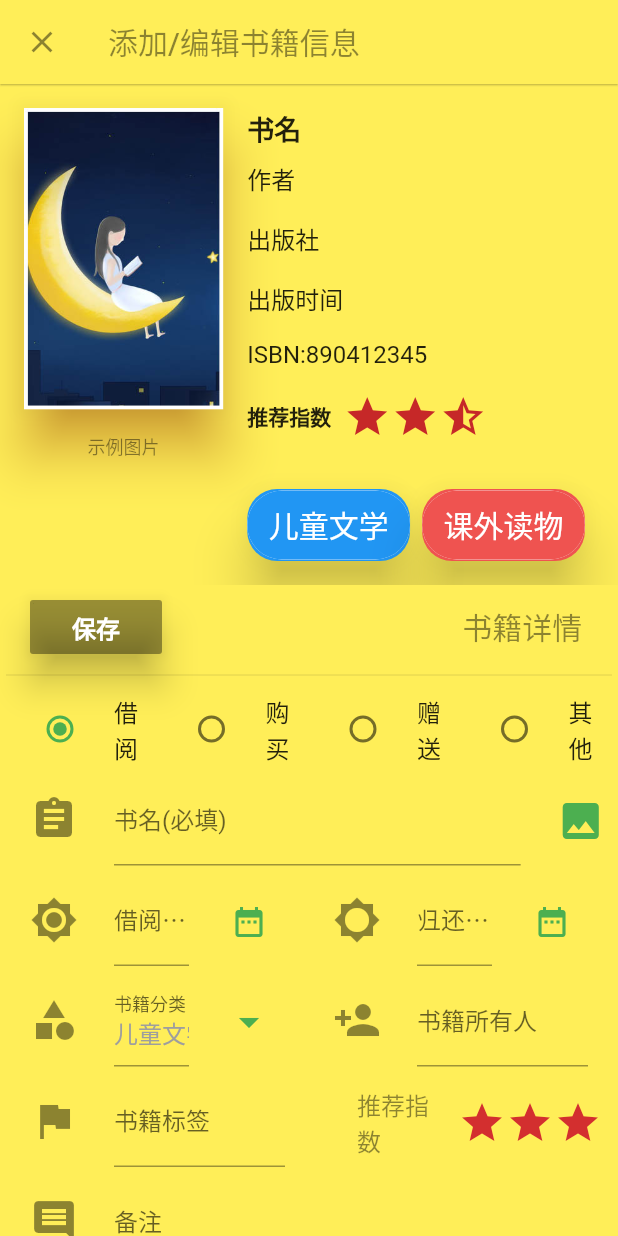
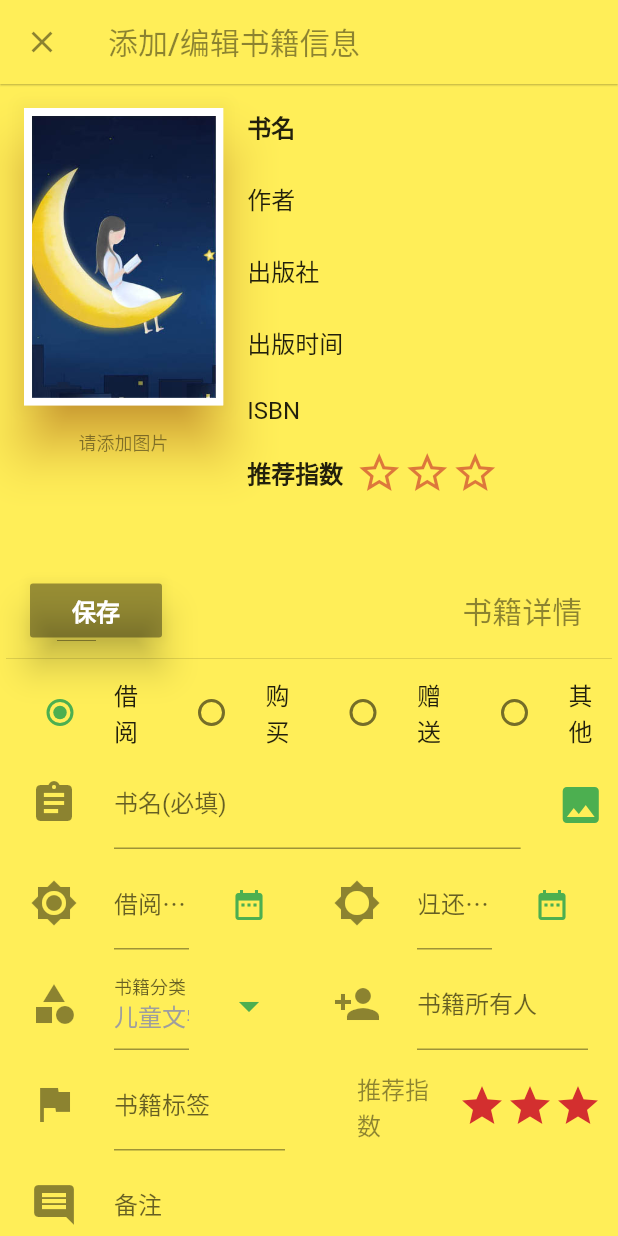
Before and after one commit to xuHarry9809/BookManager, a Flutter app: the AddBookForm screen opened by its route, on a phone screen of 412 x 824 dp. Run offline on Flutter 3.47's test engine with Material 2 defaults, Android fonts, the phone set to English and light mode, and no system bars; drawn by our look-alikes of smooth_star_rating; our stand-ins replace dio, flutter_datetime_picker, fluttertoast, image_picker, sqflite, transparent_image; accounts and stored records are empty; network calls fail.

Commit message:
initial project

```diff
--- a/lib/app_widget/forms/addbook_form.dart
+++ b/lib/app_widget/forms/addbook_form.dart
@@ -6,7 +6,7 @@ import 'package:flutter/services.dart';
 import 'package:image_picker/image_picker.dart';
 import 'package:transparent_image/transparent_image.dart';
 import 'package:smooth_star_rating/smooth_star_rating.dart';
-
+import 'package:fluttertoast/fluttertoast.dart';
 //import 'package:flutter_date_picker/flutter_date_picker.dart';
 import 'package:flutter_datetime_picker/flutter_datetime_picker.dart';
 import '../custcontroller/rating_bar.dart';
@@ -45,6 +45,8 @@ class AddBookFormState extends State<AddBookForm> {
   TextEditingController flag_controller = new TextEditingController();
   TextEditingController remark_controller = new TextEditingController();
 
+  File _image;
+  String _image_tip = '请添加图片';
   static List<String> category_texts = [];
 
   TextCombox categroyCombo =
@@ -54,6 +56,7 @@ class AddBookFormState extends State<AddBookForm> {
   double favor_rating = 5;
   bool _isSaveButtonEnabled = false;
   bool _isBorrowType = true;
+
 
   @override
   void initState() {
@@ -68,7 +71,7 @@ class AddBookFormState extends State<AddBookForm> {
   }
 
   void initData() {
-    //borrowtime_controller.text = DateFormat('yyyy-MM-dd').format(DateTime.now());
+
     dbutil.getAllBookCategory().then((categorynodes) {
       setState(() {
         category_texts.clear();
@@ -81,87 +84,85 @@ class AddBookFormState extends State<AddBookForm> {
     });
   }
 
-  List<Widget> _buildWidget() {
-    widget_list = [];
-    widget_list..addAll(_buildBookBaseInfo());
-  }
-
-  Widget _previewImage() {
-    return FutureBuilder<File>(
-        future: _imageFile,
-        builder: (BuildContext context, AsyncSnapshot<File> snapshot) {
-          if (snapshot.connectionState == ConnectionState.done &&
-              snapshot.data != null) {
-            return Image.file(snapshot.data);
-          } else if (snapshot.error != null) {
-            return new Icon(Icons.book, size: 144);
-          } else {
-            return new Image(
-              image: AssetImage('image/bookcover.jpg'),
-              fit: BoxFit.cover,
-            );
-          }
-        });
-  }
-
-  List<Widget> _buildBookBaseInfo() {
-    return [
-      new Column(
-        children: <Widget>[
-          new Container(
-            child: _previewImage(),
-          ),
-        ],
-      )
-    ];
-  }
-
   Widget _buildTopRight() {
     return Column(
       crossAxisAlignment: CrossAxisAlignment.start,
       children: <Widget>[
-        text('书名',
-            //color: Colors.white,
-            size: 18,
-            isBold: true,
-            padding: EdgeInsets.only(top: 16.0)),
-        text(
-          '作者',
-          //  color: Colors.white,
-          size: 16,
-          padding: EdgeInsets.only(top: 8.0, bottom: 16.0),
-        ),
-        text(
-          '出版社',
-          // color: Colors.white,
-          size: 16,
-          padding: EdgeInsets.only(top: 0, bottom: 16.0),
-        ),
-        text(
-          '出版时间',
-          //   color: Colors.white,
-          size: 16,
-          padding: EdgeInsets.only(top: 0, bottom: 16.0),
-        ),
-        text(
-          'ISBN:890412345',
-          //  color: Colors.white,
-          size: 16,
-          padding: EdgeInsets.only(top: 0, bottom: 16.0),
-        ),
+        _buildtextline('书名',0),
+        _buildtextline('作者',1),
+        _buildtextline('出版社',2),
+        _buildtextline('出版时间',3),
+        _buildtextline('ISBN',4),
         Row(
           children: <Widget>[
             text(
               '推荐指数',
+              size: 16,
               isBold: true,
               padding: EdgeInsets.only(right: 8.0),
             ),
-            RatingBar(color: Colors.red[800], starCount: 3, rating: 2.5)
+            RatingBar(color: Colors.red[800], starCount: 3, rating: widget.bookinfo == null? 0:widget.bookinfo.favor_rate)
           ],
         ),
         SizedBox(height: 32.0),
         Row(
-          children: <Widget>[
+          children: _buildcategoryandflags()
+        )
+      ],
+    );
+  }
+
+  Widget _buildtextline(String default_text,int info_type) {
+
+      bool _isBold = false;
+      double top_margin = 8.0;
+
+      if(info_type == 0) {
+        top_margin = 16.0;
+        _isBold = true;
+      }
+
+      if (widget.bookinfo == null) {
+        return text(
+          default_text,
+          size: 16,
+          isBold: _isBold,
+          padding: EdgeInsets.only(top: top_margin, bottom: 16.0),
+        );
+      } else {
+        String text_val = '';
+        switch(info_type) {
+          case 0:
+            text_val = widget.bookinfo.bookname;
+            break;
+          case 1:
+            text_val = widget.bookinfo.author;
+            break;
+          case 2:
+            text_val = widget.bookinfo.publishing;
+            break;
+          case 3:
+            text_val = widget.bookinfo.public_time;
+            break;
+          case 4:
+            text_val = widget.bookinfo.ISBN;
+            break;
+        }
+        if(text_val.length > 0)
+          return text(
+              text_val,
+              isBold: _isBold,
+              size: 16,
+              padding: EdgeInsets.only(top: top_margin, bottom: 16.0),
+          );
+        else
+          return Container(width:0,height:0);
+      }
+  }
+
+  List<Widget> _buildcategoryandflags(){
+     if(widget.bookinfo != null){
+       return [
          Material(
            borderRadius: BorderRadius.circular(20.0),
            shadowColor: Colors.black87,
@@ -170,7 +171,7 @@ class AddBookFormState extends State<AddBookForm> {
            child: Padding(
                padding: const EdgeInsets.only(right: 0),
                child: Chip(
-                    label: Text('儿童文学'),
+                 label: Text(widget.bookinfo.category),
                  padding: EdgeInsets.all(8.0),
                  labelStyle: TextStyle(fontSize: 20, color: Colors.white),
                  backgroundColor: Colors.blue,
@@ -185,32 +186,16 @@ class AddBookFormState extends State<AddBookForm> {
            child: Padding(
                padding: const EdgeInsets.only(left: 0),
                child: Chip(
-                    label: Text('课外读物'),
+                 label: Text(widget.bookinfo.flags),
                  padding: EdgeInsets.all(8.0),
                  labelStyle: TextStyle(fontSize: 20, color: Colors.white),
                  backgroundColor: Colors.red[400],
                )),
          )
-          ],
-        )
-
-        /*Material(
-          borderRadius: BorderRadius.circular(20.0),
-          shadowColor: Colors.blue.shade200,
-          color: Colors.blue,
-          elevation: 5.0,
-          child: MaterialButton(
-            onPressed: () {},
-            minWidth: 160.0,
-            height: 40.0,
-            color: Colors.blue,
-            child: text('BUY IT NOW', color: Colors.white, size: 13),
-          ),
-        )*/
-      ],
-    );
+       ];
+     }else
+        return [];
   }
-
   Widget _buildTopLeft() {
     return Column(
       children: <Widget>[
@@ -221,15 +206,18 @@ class AddBookFormState extends State<AddBookForm> {
             child: Material(
               elevation: 15.0,
               shadowColor: Colors.yellow.shade900,
-              child: Image(
-                //height: 256,
-                image: AssetImage('image/bookcover.jpg'),
+              child: Container(
+                  color: Colors.white,
+                  padding: EdgeInsets.all(5),
+                  child:Image(
+                     image: _image == null?AssetImage('image/bookcover.jpg'):FileImage(_image),
                      fit: BoxFit.cover,
+                  )
               ),
             ),
           ),
         ),
-        text('示例图片', color: Colors.black45, size: 12)
+        text(_image_tip, color: Colors.black45, size: 12)
       ],
     );
   }
@@ -260,8 +248,17 @@ class AddBookFormState extends State<AddBookForm> {
     });
   }
 
+  Future _selectImage() async{
+      var image = await ImagePicker.pickImage(source: ImageSource.gallery);
+      setState(() {
+         _image = image;
+         _image_tip = '待保存图片';
+      });
+  }
+
   void _saveBookInfo() {
-    if(borrowtime_controller.text != null && returntime_controller.text != null){
+    if(borrowtime_controller.text != null && borrowtime_controller.text.length > 0
+        && returntime_controller.text != null && returntime_controller.text.length > 0 ){
         DateTime borrowtime = DateTime.parse(borrowtime_controller.text + time_suffix);
         DateTime returntime = DateTime.parse(returntime_controller.text + time_suffix);
         if(borrowtime.isAfter(returntime)||borrowtime.isAtSameMomentAs(returntime)){
@@ -283,23 +280,6 @@ class AddBookFormState extends State<AddBookForm> {
         }
     }
     if (widget.bookinfo == null) {
-      //debugPrint('create a new bookinfo');
-     /* widget.bookinfo = BookInfo.fromMap({
-        'bookname': bookname_controller.text,
-        'author':'',
-        'publishing':'',
-        'ISBN':'',
-        'public_time':'',
-        'favor_rate': favor_rating,
-        'borrow_time': borrowtime_controller.text,
-        'return_time': returntime_controller.text,
-        'source': groupValue,
-        'Owner': owner_controller.text,
-        'category': category_controller.text,
-        'flags': flag_controller.text,
-        //'image_index':-1,
-        'remark': remark_controller.text
-      });*/
         widget.bookinfo = new BookInfo(null,
                                      bookname_controller.text,
                                      '',
@@ -317,21 +297,21 @@ class AddBookFormState extends State<AddBookForm> {
 
         dbutil.insertBookInfo(widget.bookinfo).then((retVal) {
             String message = '添加书籍成功';
-        if (retVal < 0) message = '添加书籍失败';
-
+            var back_color = Colors.green;
+            if (retVal < 0) {
+              message = '添加书籍失败';
+              back_color = Colors.red;
+            }
             setState(() {
-          showDialog(
-              context: context,
-              child: new AlertDialog(
-                content: new Text(message),
-                actions: <Widget>[
-                  new FlatButton(
-                      onPressed: () {
-                        Navigator.pop(context);
-                      },
-                      child: new Text('确定'))
-                ],
-              ));
+               Fluttertoast.showToast(
+                  msg: message,
+                  toastLength: Toast.LENGTH_LONG,
+                  gravity: ToastGravity.BOTTOM,
+                  timeInSecForIos: 1,
+                  backgroundColor: back_color,
+                  textColor:Colors.white
+               );
+              _buildtopContent();
             });
       });
     }
@@ -447,7 +427,7 @@ class AddBookFormState extends State<AddBookForm> {
                   child: IconButton(
                       icon: Icon(Icons.image, size: 32, color: Colors.green),
                       tooltip: '添加书籍图片',
-                      onPressed: null))
+                      onPressed: _selectImage))
             ],
           ),
 
--- a/lib/app_widget/home.dart
+++ b/lib/app_widget/home.dart
@@ -23,7 +23,7 @@ class _MyHomePageState extends State<HomePage> {
    // dbutil.deleteDB();
     dbutil.init();
     HttpUtil.getBingImageUrl().then((url){
-       accountInfoPage.setImageUrl(url);
+        accountInfoPage.setImageUrl(url);
     });
   }
   void _incrementCounter() {
--- a/lib/util/networkutil.dart
+++ b/lib/util/networkutil.dart
@@ -5,7 +5,7 @@ import 'package:dio/dio.dart';
 class HttpUtil {
 
   static final String bing_geturl = 'http://guolin.tech/api/bing_pic';
-  static final String default_url = 'https://cdn.pixabay.com/photo/2018/11/23/18/07/autumn-leaves-3834298_960_720.jpg';
+ // static final String default_url = 'https://cdn.pixabay.com/photo/2018/11/23/18/07/autumn-leaves-3834298_960_720.jpg';
 
   //get bing picture url everyday
   static Future<String> getBingImageUrl() async{
@@ -14,7 +14,7 @@ class HttpUtil {
       Response response_data = await dio.get(bing_geturl);
       return response_data.data.toString();
     }catch(exception){
-      return default_url;
+      return "";
     }
   }
 }
--- a/pubspec.yaml
+++ b/pubspec.yaml
@@ -23,6 +23,7 @@ dependencies:
   flutter_date_picker: "^0.1.8"
   flutter_datetime_picker: ^1.0.4
   intl: ^0.15.7
+  fluttertoast: ^2.2.2
   # The following adds the Cupertino Icons font to your application.
   # Use with the CupertinoIcons class for iOS style icons.
   cupertino_icons: ^0.1.2
@@ -47,6 +48,7 @@ flutter:
   assets:
     - image/header3.jpeg
     - image/bookcover.jpg
+    - image/drawer_back.jpg
 
   # An image asset can refer to one or more resolution-specific "variants", see
   # https://flutter.io/assets-and-images/#resolution-aware.
```
Also changed, not shown: lib/app_widget/drawer_widget.dart (+4 -4 lines), lib/util/dbutil.dart (+6 -8 lines), image/bookcover.jpg, image/drawer_back.jpg (added). Lines whose indentation alone changed are shown as unchanged.
